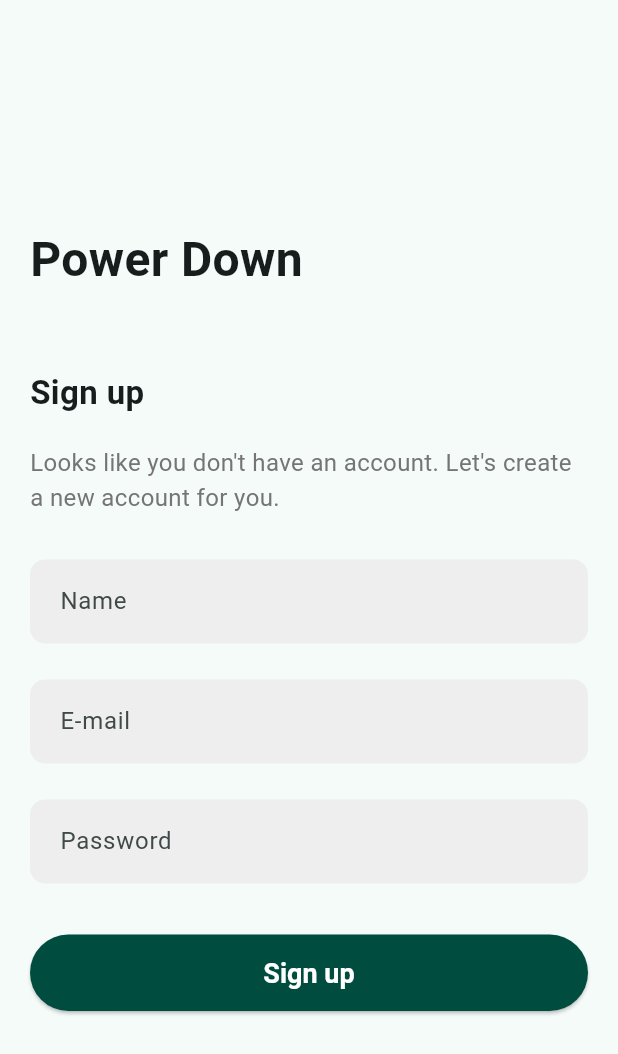
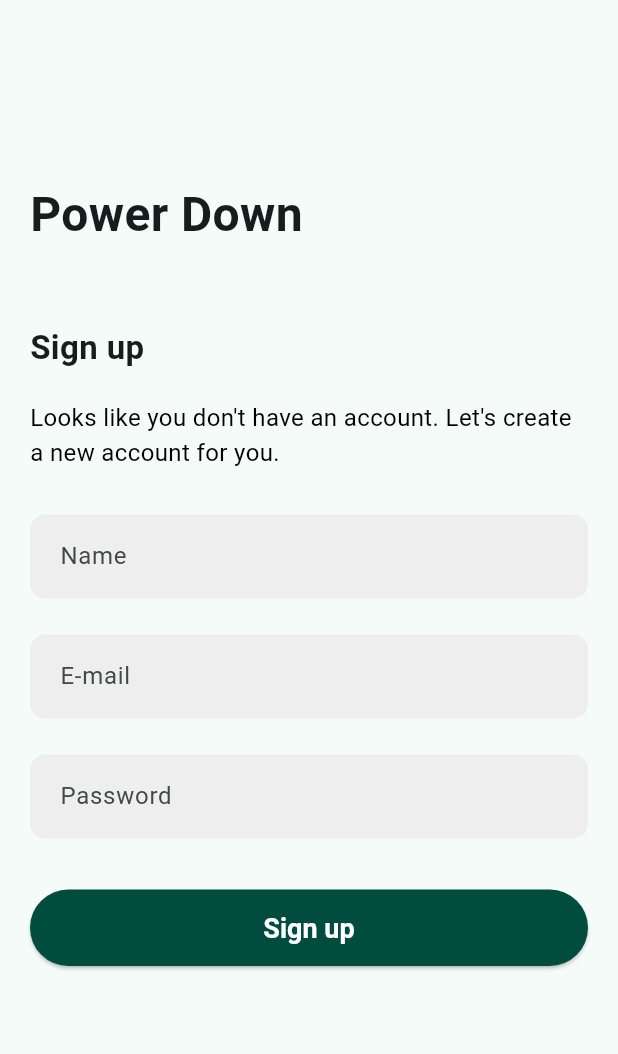
Before and after one commit to ali9issa99/Powerdown-Frontend, a Flutter app: the SignUpScreen screen opened by its route, on a phone screen of 412 x 824 dp. Shown: the top 1054 px of the screen. Run offline on Flutter 3.47's test engine with Material 3 defaults, Android fonts, the phone set to English and light mode, and no system bars.

Commit message:
fixed some coloring and spacing styles

```diff
--- a/lib/Screens/signupScreen.dart
+++ b/lib/Screens/signupScreen.dart
@@ -13,7 +13,7 @@ class SignUpScreen extends StatelessWidget {
             mainAxisAlignment: MainAxisAlignment.center,
             crossAxisAlignment: CrossAxisAlignment.start,
             children: [
-              const SizedBox(height: 150), // Add more space between top and Power Down
+              const SizedBox(height: 120), // Add more space between top and Power Down
               const Text(
                 'Power Down',
                 style: TextStyle(
@@ -34,7 +34,7 @@ class SignUpScreen extends StatelessWidget {
                 "Looks like you don't have an account. Let's create a new account for you.",
                 style: TextStyle(
                   fontSize: 16,
-                  color: Colors.grey[600],
+                  color: Colors.black,
                 ),
               ),
               const SizedBox(height: 30),
```
